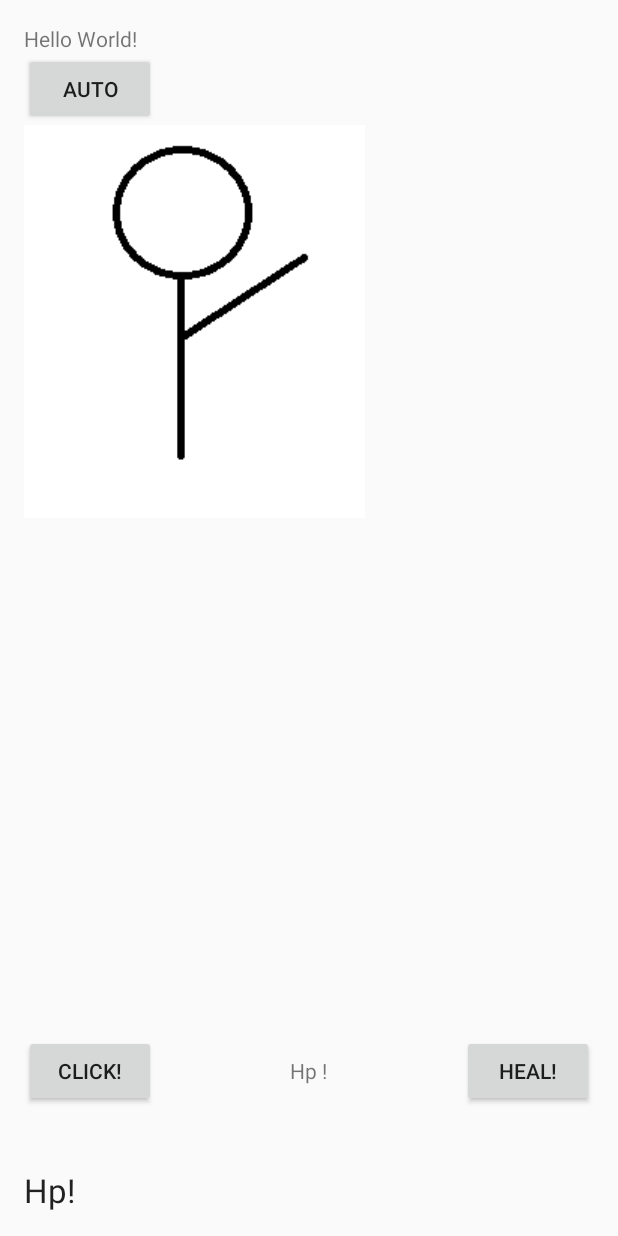
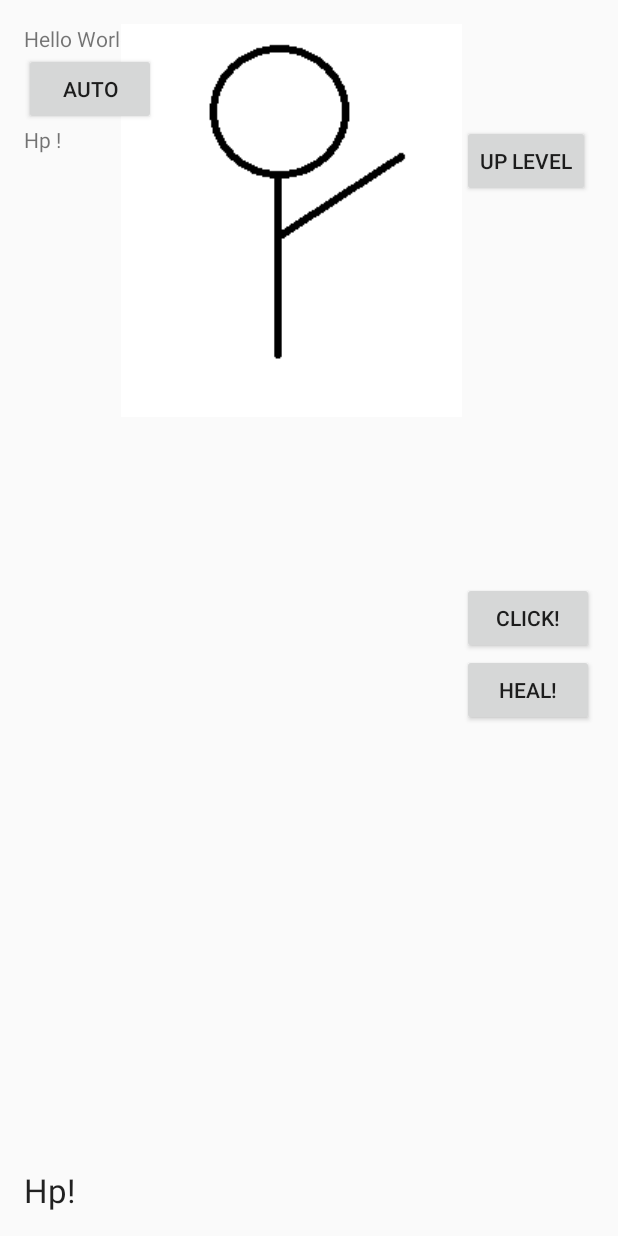
Before and after one commit to poom10510/MonsterClicker, an Android app: the layout activity_main.xml on its own in the app's theme, with its tools: preview values and no code run, on a phone screen of 412 x 824 dp. Run offline under Robolectric (Android 15) with nearby library versions, the phone set to English and light mode, and no system bars.

Commit message:
add level up

```diff
--- a/app/src/main/AndroidManifest.xml
+++ b/app/src/main/AndroidManifest.xml
@@ -8,6 +8,7 @@
         android:label="@string/app_name"
         android:supportsRtl="true"
         android:theme="@style/AppTheme">
+
         <activity android:name=".MainActivity">
             <intent-filter>
                 <action android:name="android.intent.action.MAIN" />
--- a/app/src/main/java/kitipoom/clickinggame/Calculator/Calculator.java
+++ b/app/src/main/java/kitipoom/clickinggame/Calculator/Calculator.java
@@ -7,4 +7,5 @@ public abstract class Calculator {
     public abstract int getHp(int level);
     public abstract int getAtk(int level);
     public abstract int getHeal(int level);
+    public abstract int getCostlevel(int level);
 }
--- a/app/src/main/java/kitipoom/clickinggame/Calculator/Enermy1calculator.java
+++ b/app/src/main/java/kitipoom/clickinggame/Calculator/Enermy1calculator.java
@@ -18,4 +18,9 @@ public class Enermy1calculator extends Calculator {
     public int getHeal(int level) {
         return level*10;
     }
+
+    @Override
+    public int getCostlevel(int level) {
+        return 0;
+    }
 }
--- a/app/src/main/java/kitipoom/clickinggame/Calculator/Playercalculator.java
+++ b/app/src/main/java/kitipoom/clickinggame/Calculator/Playercalculator.java
@@ -18,4 +18,10 @@ public class Playercalculator extends Calculator {
     public int getHeal(int level) {
         return level*10;
     }
+
+    @Override
+    public int getCostlevel(int level) {
+        return level*100;
+    }
+
 }
--- a/app/src/main/java/kitipoom/clickinggame/Keyplay/Player.java
+++ b/app/src/main/java/kitipoom/clickinggame/Keyplay/Player.java
@@ -7,11 +7,13 @@ import kitipoom.clickinggame.Calculator.Playercalculator;
  */
 public class Player extends Keyplay{
     private int money;
+    private int cost;
     public Player(int level){
        this.level=level;
         this.cal = new Playercalculator();
         calculate();
         currentHp=getMaxHp();
+        cost = cal.getCostlevel(this.level);
         money=0;
     }
 
--- a/app/src/main/res/layout/activity_main.xml
+++ b/app/src/main/res/layout/activity_main.xml
@@ -8,6 +8,7 @@
     android:paddingRight="@dimen/activity_horizontal_margin"
     android:paddingTop="@dimen/activity_vertical_margin"
     tools:context="kitipoom.clickinggame.MainActivity">
+
 
     <TextView
         android:id="@+id/moneytab"
@@ -24,18 +25,17 @@
         android:text="Click!"
         android:layout_width="wrap_content"
         android:layout_height="wrap_content"
-        android:layout_marginBottom="70dp"
-        android:layout_alignParentBottom="true"
-        android:layout_alignParentLeft="true"
-        android:layout_alignParentStart="true" />
+        android:layout_centerVertical="true"
+        android:layout_alignParentRight="true"
+        android:layout_alignParentEnd="true" />
     <Button
         android:id="@+id/heal"
         android:text="Heal!"
         android:layout_width="wrap_content"
         android:layout_height="wrap_content"
-        android:layout_alignTop="@+id/attk"
-        android:layout_alignParentRight="true"
-        android:layout_alignParentEnd="true" />
+        android:layout_below="@+id/attk"
+        android:layout_alignLeft="@+id/attk"
+        android:layout_alignStart="@+id/attk" />
     <Button
         android:id="@+id/auto"
         android:text="Auto"
@@ -49,9 +49,9 @@
         android:layout_height="wrap_content"
         android:textAppearance="?android:attr/textAppearanceSmall"
         android:id="@+id/enermyhp"
-        android:layout_alignBaseline="@+id/heal"
-        android:layout_alignBottom="@+id/heal"
-        android:layout_centerHorizontal="true" />
+        android:layout_alignTop="@+id/levelupP"
+        android:layout_alignParentLeft="true"
+        android:layout_alignParentStart="true" />
 
     <TextView
         android:layout_width="wrap_content"
@@ -69,7 +69,19 @@
         android:id="@+id/Enermyimage"
         android:src="@drawable/enermypic"
 
-        android:layout_below="@+id/auto"/>
+        android:layout_alignParentTop="true"
+        android:layout_toLeftOf="@+id/attk"
+        android:layout_toStartOf="@+id/attk" />
+
+    <Button
+        style="?android:attr/buttonStyleSmall"
+        android:layout_width="wrap_content"
+        android:layout_height="wrap_content"
+        android:text="Up level"
+        android:id="@+id/levelupP"
+        android:layout_below="@+id/auto"
+        android:layout_alignLeft="@+id/attk"
+        android:layout_alignStart="@+id/attk" />
 
 
 </RelativeLayout>
--- /dev/null
+++ b/app/src/main/res/values/values-v11.xml
@@ -0,0 +1,2 @@
+<?xml version="1.0" encoding="utf-8"?>
+<resources></resources>
```
Also changed, not shown: app/src/main/java/kitipoom/clickinggame/Ally/Ally.java (+12 -5 lines), app/src/main/java/kitipoom/clickinggame/Ally/Archer.java (renamed from app/src/main/java/kitipoom/clickinggame/Ally/Saber.java, +2 -12 lines), app/src/main/java/kitipoom/clickinggame/Ally/Healer.java (deleted, +0 -34 lines), app/src/main/java/kitipoom/clickinggame/Ally/Mage.java (added, +24 -0 lines), app/src/main/java/kitipoom/clickinggame/Ally/Warrior.java (added, +20 -0 lines), app/src/main/java/kitipoom/clickinggame/Game.java (+11 -3 lines), app/src/main/java/kitipoom/clickinggame/Item/Item.java (added, +8 -0 lines), app/src/main/java/kitipoom/clickinggame/Item/ListItem.java (added, +10 -0 lines), app/src/main/java/kitipoom/clickinggame/Item/Nuky.java (added, +7 -0 lines), app/src/main/java/kitipoom/clickinggame/Levelup.java (added, +16 -0 lines), app/src/main/java/kitipoom/clickinggame/MainActivity.java (+18 -3 lines).
